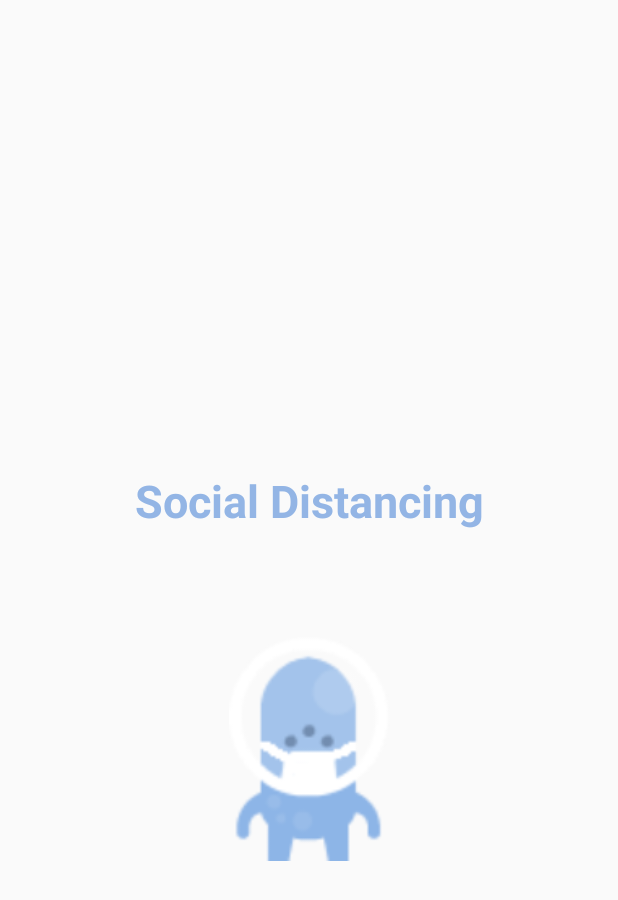
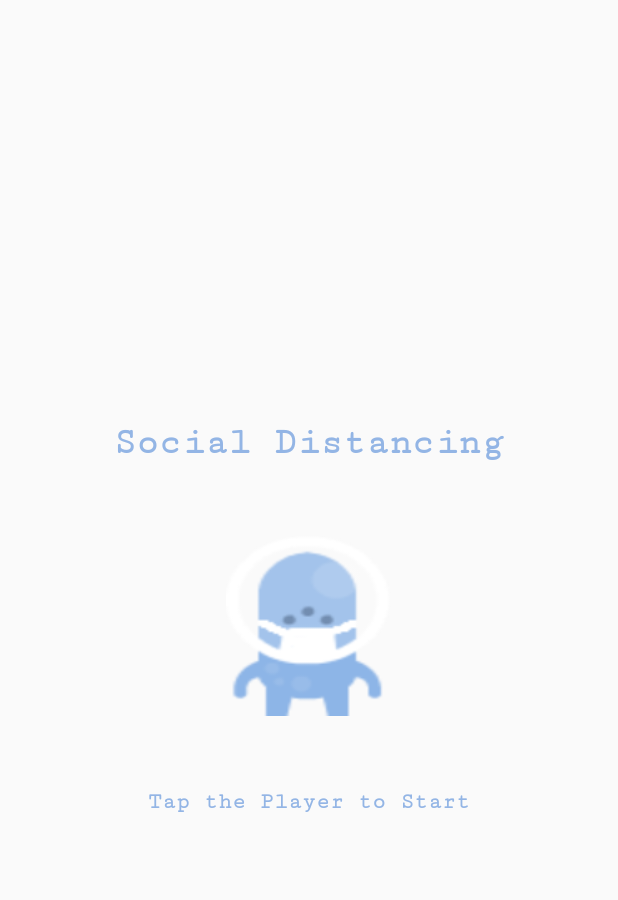
Before and after one commit to matatov27/CS125_FinalProjectSP20, an Android app: the layout activity_main.xml on its own in the app's theme, with its tools: preview values and no code run, on a phone screen of 412 x 824 dp. Shown: the top 900 px of the screen. Run offline under Robolectric (Android 15) with nearby library versions, the phone set to English and light mode, and no system bars.

Commit message:
SM_Start Screen Done

```diff
--- a/app/src/main/java/com/example/cs125_finalproject/Obstacle.java
+++ b/app/src/main/java/com/example/cs125_finalproject/Obstacle.java
@@ -42,10 +42,11 @@ public class Obstacle implements GameObject {
     public void draw(Canvas canvas) {
         Paint paint = new Paint();
         Drawable drawable = Constants.CURRENT_CONTEXT.getResources().getDrawable(R.drawable.coronavirus);
+        drawable.mutate();
         drawable.setBounds(rectangle);
         drawable.draw(canvas);
         Drawable drawable2 = Constants.CURRENT_CONTEXT.getResources().getDrawable(R.drawable.coronavirus);
-        drawable.setBounds(rectangle2);
-        drawable.draw(canvas);
+        drawable2.setBounds(rectangle2);
+        drawable2.draw(canvas);
     }
 }
--- a/app/src/main/res/layout/activity_game.xml
+++ b/app/src/main/res/layout/activity_game.xml
@@ -4,7 +4,6 @@
     xmlns:tools="http://schemas.android.com/tools"
     android:layout_width="match_parent"
     android:layout_height="match_parent"
-    android:background="@color/colorPrimary"
     tools:context=".GameActivity">
 
 </androidx.constraintlayout.widget.ConstraintLayout>
--- a/app/src/main/res/layout/activity_main.xml
+++ b/app/src/main/res/layout/activity_main.xml
@@ -1,33 +1,44 @@
 <?xml version="1.0" encoding="utf-8"?>
-<androidx.constraintlayout.widget.ConstraintLayout xmlns:android="http://schemas.android.com/apk/res/android"
-    xmlns:app="http://schemas.android.com/apk/res-auto"
+<LinearLayout xmlns:android="http://schemas.android.com/apk/res/android"
     xmlns:tools="http://schemas.android.com/tools"
     android:layout_width="match_parent"
     android:layout_height="match_parent"
-    tools:context=".MainActivity">
+    tools:context=".MainActivity"
+    android:orientation="vertical"
+    android:gravity="center"
+    >
 
     <TextView
         android:layout_width="wrap_content"
         android:layout_height="wrap_content"
         android:text="Social Distancing"
+        android:paddingBottom="@android:dimen/app_icon_size"
+        android:textColor="#93B5E5"
+        android:textSize="25sp"
         android:textStyle="bold"
-        android:textSize="30sp"
+        android:fontFamily="serif-monospace"
+        android:layout_centerHorizontal="true"
+        android:layout_above="@+id/startButton"
+        />
+
+    <Button
+        android:id="@+id/startButton"
+        android:layout_width="110dp"
+        android:layout_height="120dp"
+        android:layout_centerHorizontal="true"
+        android:background="@drawable/alienblue2" />
+
+    <TextView
+        android:layout_width="wrap_content"
+        android:layout_height="wrap_content"
+        android:text="Tap the Player to Start"
+        android:paddingTop="@android:dimen/app_icon_size"
         android:textColor="#93B5E5"
-        app:layout_constraintBottom_toBottomOf="parent"
-        app:layout_constraintLeft_toLeftOf="parent"
-        app:layout_constraintRight_toRightOf="parent"
-        app:layout_constraintTop_toTopOf="parent"
-        app:layout_constraintVertical_bias="0.4" />
+        android:textSize="15sp"
+        android:textStyle="bold"
+        android:fontFamily="serif-monospace"
+        android:layout_centerHorizontal="true"
+        android:layout_below="@+id/startButton"
+        />
 
-    <ImageView
-        android:layout_width="146dp"
-        android:layout_height="149dp"
-        android:layout_marginHorizontal="@android:dimen/thumbnail_width"
-        android:layout_marginVertical="@android:dimen/thumbnail_height"
-        android:src="@drawable/alienblue2"
-        app:layout_constraintBottom_toBottomOf="parent"
-        app:layout_constraintLeft_toLeftOf="parent"
-        app:layout_constraintRight_toRightOf="parent"
-        app:layout_constraintTop_toTopOf="parent"
-        app:layout_constraintVertical_bias="0.8"/>
-</androidx.constraintlayout.widget.ConstraintLayout>
+</LinearLayout>
--- a/app/src/main/res/values/styles.xml
+++ b/app/src/main/res/values/styles.xml
@@ -1,7 +1,7 @@
 <resources>
 
     <!-- Base application theme. -->
-    <style name="AppTheme" parent="Theme.AppCompat.Light.DarkActionBar">
+    <style name="AppTheme" parent="Theme.AppCompat.Light.NoActionBar">
         <!-- Customize your theme here. -->
         <item name="colorPrimary">@color/colorPrimary</item>
         <item name="colorPrimaryDark">@color/colorPrimaryDark</item>
```
Also changed, not shown: app/src/main/java/com/example/cs125_finalproject/GamePanel.java (+0 -7 lines), app/src/main/java/com/example/cs125_finalproject/MainActivity.java (+34 -7 lines).
